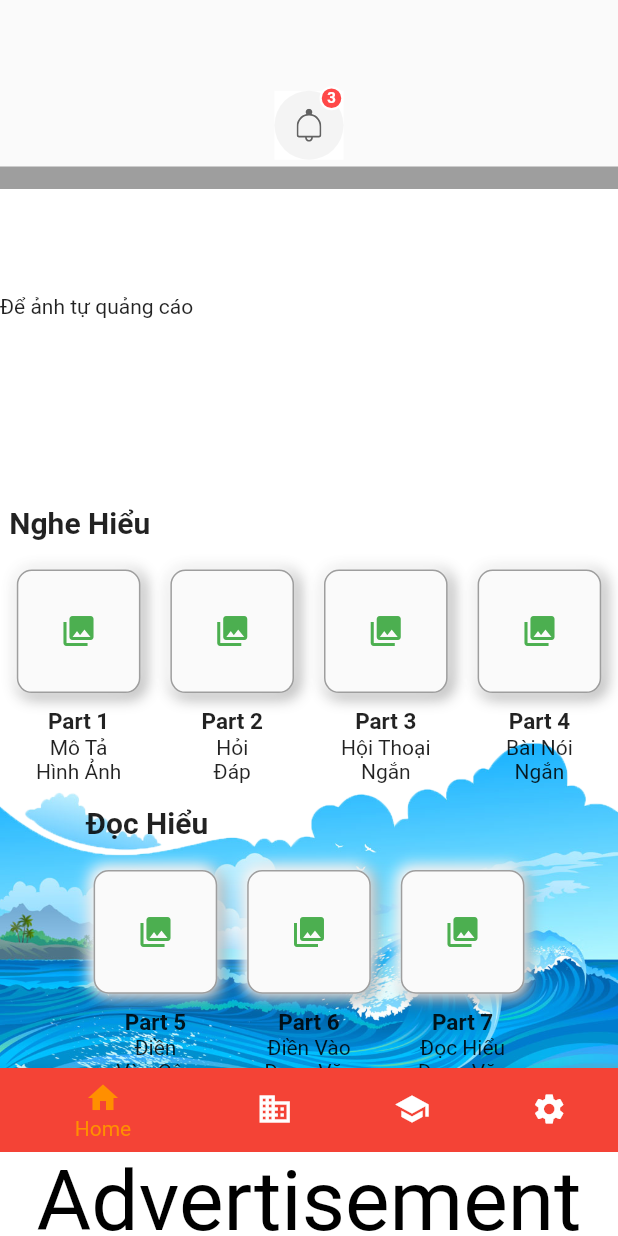
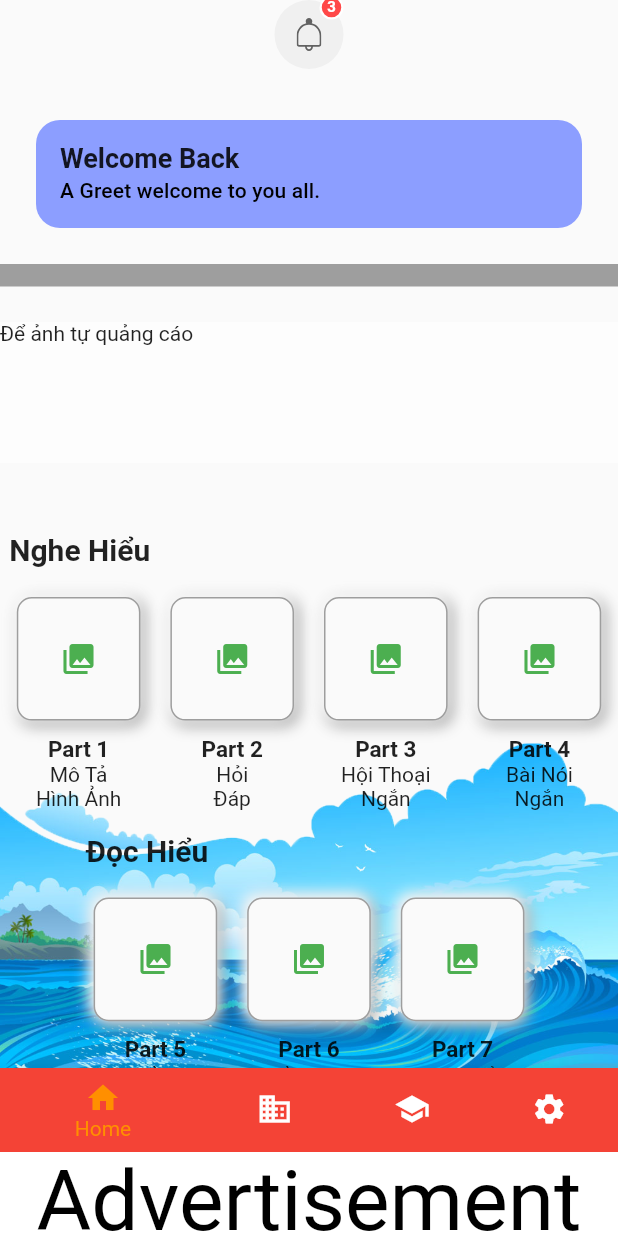
Before and after one commit to phanthang1994/600_tu_app, a Flutter app: the screen it shows after launch, on a phone screen of 412 x 824 dp. Run offline on Flutter 3.47's test engine with Material 2 defaults, Android fonts, the phone set to English and light mode, and no system bars; our stand-ins replace flutter_riverpod, flutter_svg, go_router.

Commit message:
change ads

```diff
--- a/lib/Screens/home_bottom_menu.dart
+++ b/lib/Screens/home_bottom_menu.dart
@@ -73,9 +73,6 @@ class _HomeScreenState extends ConsumerState<HomeBottomMenuScreen> {
     double widthScreen = (MediaQuery.of(context).size.width) / 5;
     return Stack(
       children: <Widget>[
-        Container(
-          color: Colors.white,
-        ),
         Positioned.fill(
           child: Image.asset(
             'assets/pictures/home_1.png',
@@ -85,7 +82,7 @@ class _HomeScreenState extends ConsumerState<HomeBottomMenuScreen> {
           ),
         ),
         Padding(
-          padding: const EdgeInsets.only(top: height),
+          padding: const EdgeInsets.only(top: height/3),
           child: ListView(
             controller: scrollController,
             children: [
--- a/lib/Widgets/icon_btn_with_counter.dart
+++ b/lib/Widgets/icon_btn_with_counter.dart
@@ -1,9 +1,12 @@
 import 'package:flutter/material.dart';
+import 'package:flutter_riverpod/flutter_riverpod.dart';
 import 'package:flutter_svg/flutter_svg.dart';
+
+import '../provider.dart';
 
 // import '../../../size_config.dart';
 
-class IconBtnWithCounter extends StatelessWidget {
+class IconBtnWithCounter extends ConsumerWidget {
   const IconBtnWithCounter({
     Key? key,
     required this.svgSrc,
@@ -16,7 +19,8 @@ class IconBtnWithCounter extends StatelessWidget {
   final GestureTapCallback press;
 
   @override
-  Widget build(BuildContext context) {
+  Widget build(BuildContext context, WidgetRef ref) {
+    final visible = ref.watch(visibilityProvider);
     return InkWell(
       borderRadius: BorderRadius.circular(100),
       onTap: press,
@@ -33,7 +37,7 @@ class IconBtnWithCounter extends StatelessWidget {
             ),
             child: SvgPicture.asset(svgSrc),
           ),
-          if (numOfitem != 0)
+          if (numOfitem != 0 && visible)
             Positioned(
               top: -3,
               right: 0,
@@ -48,7 +52,7 @@ class IconBtnWithCounter extends StatelessWidget {
                 child: Center(
                   child: Text(
                     "$numOfitem",
-                    style: TextStyle(
+                    style: const TextStyle(
                       fontSize:10,
                       height: 1,
                       fontWeight: FontWeight.w600,
--- a/lib/bottom_works_with_riverpod/hide_show_bottom_nav_done.dart
+++ b/lib/bottom_works_with_riverpod/hide_show_bottom_nav_done.dart
@@ -37,28 +37,7 @@ class MainScreen extends ConsumerWidget {
           AnimatedContainer(
             height: visible ? 56.0 : 0.0,
             duration: const Duration(milliseconds: 200),
-            child: Container(
-              // child: ,
-            ),
-          ),
-          Container(
-            height: height,
-            width: width,
-            decoration: const BoxDecoration(
-              border: Border(
-                bottom: BorderSide(
-                  color: Colors.grey, // You can replace 'black' with the color you desire
-                  width: 15.0, // The border height in pixels
-                ),
-              ),
-            ),
-            child: Row(
-              mainAxisAlignment: MainAxisAlignment.center,
-              children: [
-                Align(
-                  alignment: Alignment.center,
-                  child: Container(
-                    color: Colors.white,
+            child: SizedBox(
               child: IconBtnWithCounter(
                 svgSrc: "assets/icons/Bell.svg",
                 numOfitem: 3,
@@ -80,9 +59,44 @@ class MainScreen extends ConsumerWidget {
                   ));
                 },
               ),
+            )
+          ),
+          Container(
+            // height: height,
+            width: width,
+            decoration: const BoxDecoration(
+              border: Border(
+                bottom: BorderSide(
+                  color: Colors.grey, // You can replace 'black' with the color you desire
+                  width: 15.0, // The border height in pixels
                 ),
               ),
-              ],
+            ),
+            child:Padding(
+              padding: const EdgeInsets.all(24.0),
+              child: ListTile(
+                onTap: () {},
+                selected: true,
+                shape: const RoundedRectangleBorder(
+                  borderRadius: BorderRadius.all(
+                    Radius.circular(16.0),
+                  ),
+                ),
+                selectedTileColor: Colors.indigoAccent.shade100,
+                title: Text(
+                  "Welcome Back",
+                  style: Theme.of(context).textTheme.subtitle1!.merge(
+                    const TextStyle(
+                      fontWeight: FontWeight.w700,
+                      fontSize: 18.0,
+                    ),
+                  ),
+                ),
+                subtitle: Text(
+                  "A Greet welcome to you all.",
+                  style: Theme.of(context).textTheme.subtitle2,
+                ),
+              ),
             ),
           ),
           Expanded(
```
Lines whose indentation alone changed are shown as unchanged.
